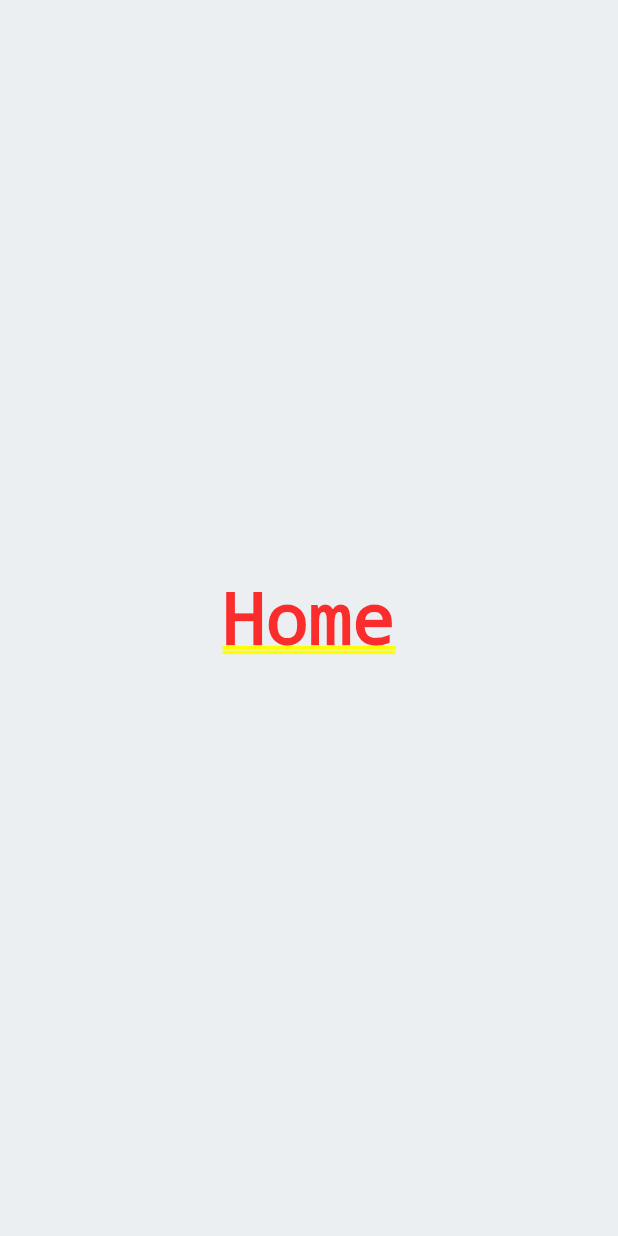
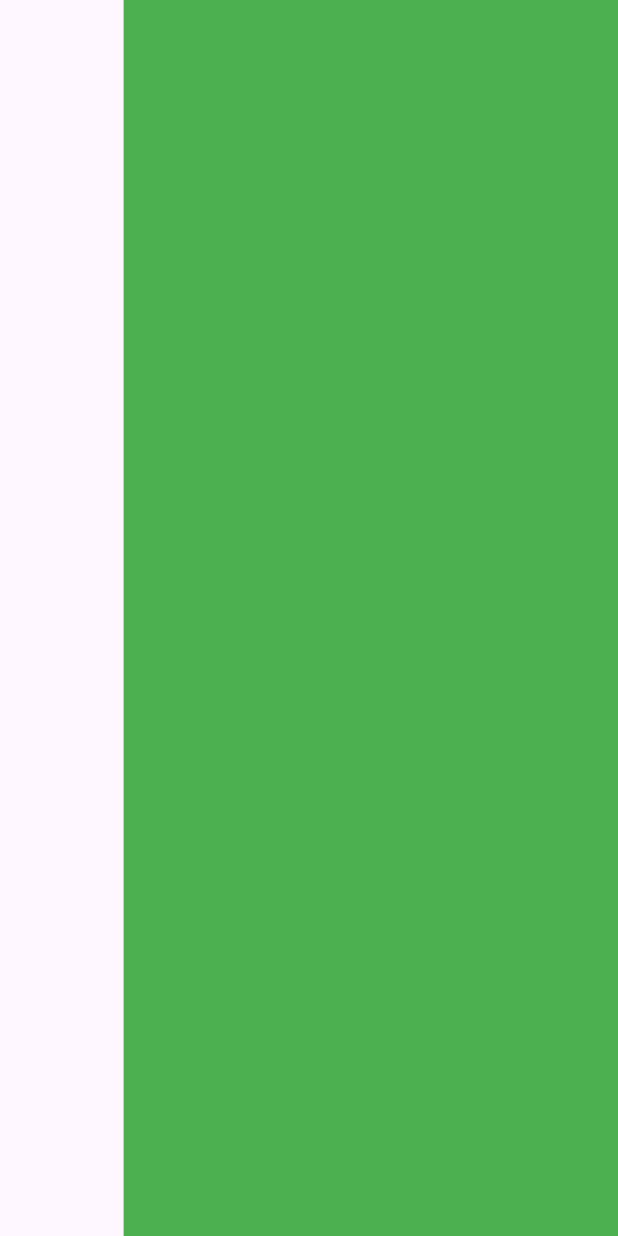
Before and after one commit to azkifairuz/timbangan-app-flutter, a Flutter app: the screen it shows after launch, on a phone screen of 412 x 824 dp. Run offline on Flutter 3.47's test engine with Material 3 defaults, Android fonts, the phone set to English and light mode, and no system bars; our stand-ins replace shared_preferences; missing offline and left inert: flutter_libserialport.

Commit message:
sidebar model and ata

```diff
--- /dev/null
+++ b/lib/base/main-screen.dart
@@ -0,0 +1,23 @@
+import 'package:flutter/material.dart';
+import 'package:timbangan_app/base/sidebar.dart';
+
+class MainScreen extends StatelessWidget {
+  const MainScreen({super.key});
+
+  @override
+  Widget build(BuildContext context) {
+    return Scaffold(
+      body: SafeArea(child: Row(
+        children: [
+          const Expanded(
+              flex:2,
+              child: Sidebar()
+          ),
+          Expanded(
+              flex: 8,
+              child: Container(color: Colors.green,))
+        ],
+      ))
+    );
+  }
+}
--- a/lib/base/sidebar.dart
+++ b/lib/base/sidebar.dart
@@ -1,8 +1,5 @@
-import 'package:collapsible_sidebar/collapsible_sidebar.dart';
-import 'package:flutter/material.dart';
-import 'dart:math' as math show pi;
+import 'package:flutter/cupertino.dart';
 
-import 'package:timbangan_app/screen/configuration.dart';
 class Sidebar extends StatefulWidget {
   const Sidebar({super.key});
 
@@ -11,97 +8,8 @@ class Sidebar extends StatefulWidget {
 }
 
 class _SidebarState extends State<Sidebar> {
-  late List<CollapsibleItem> _items;
-  late String _headline;
-  late Widget _selectedContent;
-  final appScreen = [
-    const Center(child: Text("Home")),
-    const ConfigPage(),
-  ];
-  @override
-  void initState() {
-    super.initState();
-    _items = _generateItems;
-    _headline = _items.firstWhere((item) => item.isSelected).text;
-    _selectedContent = appScreen[0];
-  }
-
-  List<CollapsibleItem> get _generateItems {
-    return [
-      CollapsibleItem(
-          text: 'Home',
-          icon: Icons.scale,
-          onPressed: () =>  _selectContent(0, 'Home'),
-          onHold: () => ScaffoldMessenger.of(context)
-              .showSnackBar(const SnackBar(content: Text("Home"))),
-          isSelected: true,
-          subItems: [
-            CollapsibleItem(
-              text: 'Setting',
-              icon: Icons.settings,
-              onPressed: () => setState(() => _headline = 'Setting'),
-              onHold: () => ScaffoldMessenger.of(context)
-                  .showSnackBar(const SnackBar(content: Text("Setting"))),
-              isSelected: true,
-            )
-          ]),
-    ];
-  }
-  void _selectContent(int index, String headline) {
-    setState(() {
-      _headline = headline;
-      _selectedContent = appScreen[index];
-    });
-  }
   @override
   Widget build(BuildContext context) {
-    var size = MediaQuery.of(context).size;
-    return SafeArea(
-      child: CollapsibleSidebar(
-        isCollapsed: MediaQuery.of(context).size.width <= 800,
-        items: _items,
-        collapseOnBodyTap: false,
-        title: 'Timbangan App',
-        onTitleTap: () {
-          ScaffoldMessenger.of(context).showSnackBar(
-              const SnackBar(content: Text('Yay! Flutter Collapsible Sidebar!')));
-        },
-        body: _body(size, context),
-        backgroundColor: Colors.black,
-        selectedTextColor: Colors.limeAccent,
-        textStyle: const TextStyle(fontSize: 15, fontStyle: FontStyle.italic),
-        titleStyle: const TextStyle(
-            fontSize: 20,
-            fontStyle: FontStyle.italic,
-            fontWeight: FontWeight.bold),
-        toggleTitleStyle: const TextStyle(fontSize: 20, fontWeight: FontWeight.bold),
-        sidebarBoxShadow: const [
-          BoxShadow(
-            color: Colors.indigo,
-            blurRadius: 20,
-            spreadRadius: 0.01,
-            offset: Offset(3, 3),
-          ),
-          BoxShadow(
-            color: Colors.green,
-            blurRadius: 50,
-            spreadRadius: 0.01,
-            offset: Offset(3, 3),
-          ),
-        ],
-      ),
-    );
+    return Container();
   }
-
-  Widget _body(Size size, BuildContext context) {
-    return Container(
-      height: double.infinity,
-      width: double.infinity,
-      color: Colors.blueGrey[50],
-      child: Center(
-        child: Expanded(child: _selectedContent),
-      ),
-    );
-  }
-
 }
--- /dev/null
+++ b/lib/constant/constant.dart
@@ -0,0 +1,5 @@
+import 'dart:ui';
+
+const primaryColor =  Color(0x0f000b58);
+const secondaryColor =  Color(0x0f003161);
+const selectionColor =  Color(0x0f006A67);
--- /dev/null
+++ b/lib/data/sidebar-data.dart
@@ -0,0 +1,9 @@
+import 'package:flutter/material.dart';
+import 'package:timbangan_app/models/sidebar-model.dart';
+
+class SidebarData {
+  final menu = const <SidebarModel>[
+    SidebarModel(icon: Icons.scale, title: "Home"),
+    SidebarModel(icon: Icons.settings, title: "Settings"),
+  ];
+}
--- a/lib/main.dart
+++ b/lib/main.dart
@@ -1,5 +1,5 @@
 import 'package:flutter/material.dart';
-import 'package:timbangan_app/base/sidebar.dart';
+import 'package:timbangan_app/base/main-screen.dart';
 
 void main() {
   runApp(const MyApp());
@@ -11,13 +11,14 @@ class MyApp extends StatelessWidget {
   @override
   Widget build(BuildContext context) {
     return MaterialApp(
+      debugShowCheckedModeBanner: false,
       title: 'Flutter Demo',
       theme: ThemeData(
 
         colorScheme: ColorScheme.fromSeed(seedColor: Colors.deepPurple),
         useMaterial3: true,
       ),
-      home: const Sidebar(),
+      home: const MainScreen(),
     );
   }
 }
--- /dev/null
+++ b/lib/models/sidebar-model.dart
@@ -0,0 +1,8 @@
+import 'package:flutter/material.dart';
+
+class SidebarModel {
+  final IconData icon;
+  final String title;
+
+  const SidebarModel({required this.icon, required this.title});
+}
--- /dev/null
+++ b/lib/screen/home.dart
@@ -0,0 +1,15 @@
+import 'package:flutter/cupertino.dart';
+
+class ReadDataScale extends StatefulWidget {
+  const ReadDataScale({super.key});
+
+  @override
+  State<ReadDataScale> createState() => _ReadDataScaleState();
+}
+
+class _ReadDataScaleState extends State<ReadDataScale> {
+  @override
+  Widget build(BuildContext context) {
+    return const Placeholder();
+  }
+}
```
